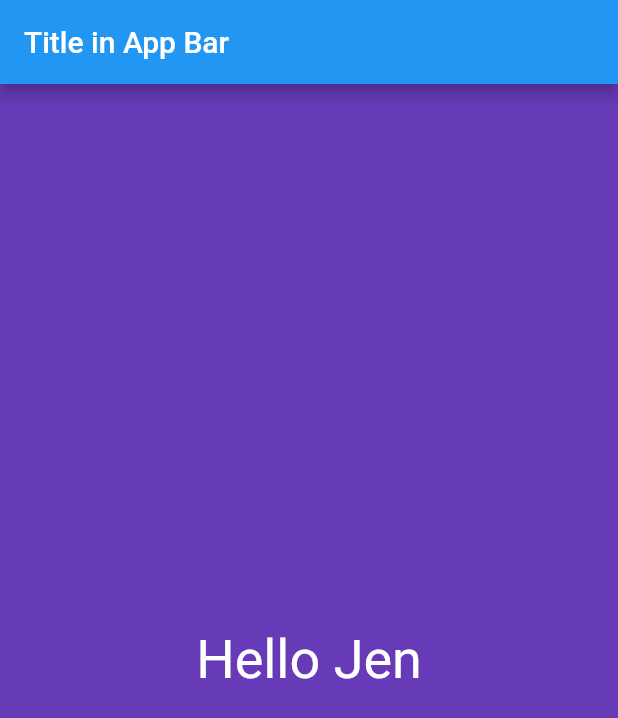
After one commit to apnoble/flutter_tutorial, a Flutter app: the screen it shows after launch, on a phone screen of 412 x 824 dp. The commit adds this screen. Shown: the top 718 px of the screen. Run offline on Flutter 3.47's test engine with Material 2 defaults, Android fonts, the phone set to English and light mode, and no system bars.

Commit message:
move home component to its own file

```diff
--- a/lib/main.dart
+++ b/lib/main.dart
@@ -1,24 +1,19 @@
 import 'package:flutter/material.dart';
+import './screens/home.dart';
 
-void main() {
-  runApp(
-    MaterialApp(
+void main() => runApp(new HelloFlutterApp());
+
+class HelloFlutterApp extends StatelessWidget {
+  @override
+  Widget build(BuildContext context) {
+    return  MaterialApp(
       title: "Hello Flutter App",
       home: Scaffold(
         appBar: AppBar(
           title: Text("Title in App Bar"),
         ),
-        body: Material(
-          color: Colors.deepPurple,
-          child: Center(
-            child: Text(
-              "Hello Jen",
-              textDirection: TextDirection.ltr,
-              style: TextStyle(color: Colors.white, fontSize: 36.0),
-            ),
-          ),
-        ),
+        body: Home()
       ),
-    ),
-  );
+    );
+  }
 }
--- /dev/null
+++ b/lib/screens/home.dart
@@ -0,0 +1,17 @@
+import 'package:flutter/material.dart';
+
+class Home extends StatelessWidget {
+  @override
+  Widget build(BuildContext context) {
+    return Material(
+          color: Colors.deepPurple,
+          child: Center(
+            child: Text(
+              "Hello Jen",
+              textDirection: TextDirection.ltr,
+              style: TextStyle(color: Colors.white, fontSize: 36.0),
+            ),
+          ),
+        );
+  }
+}
```
